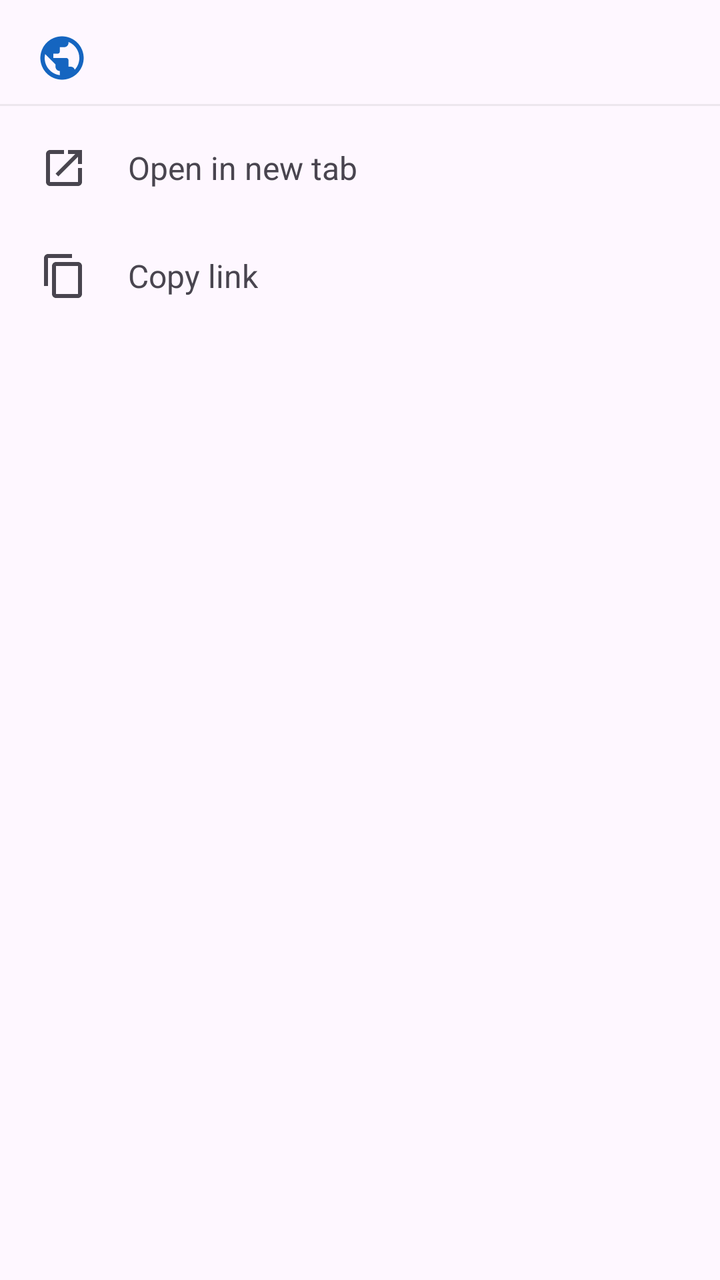
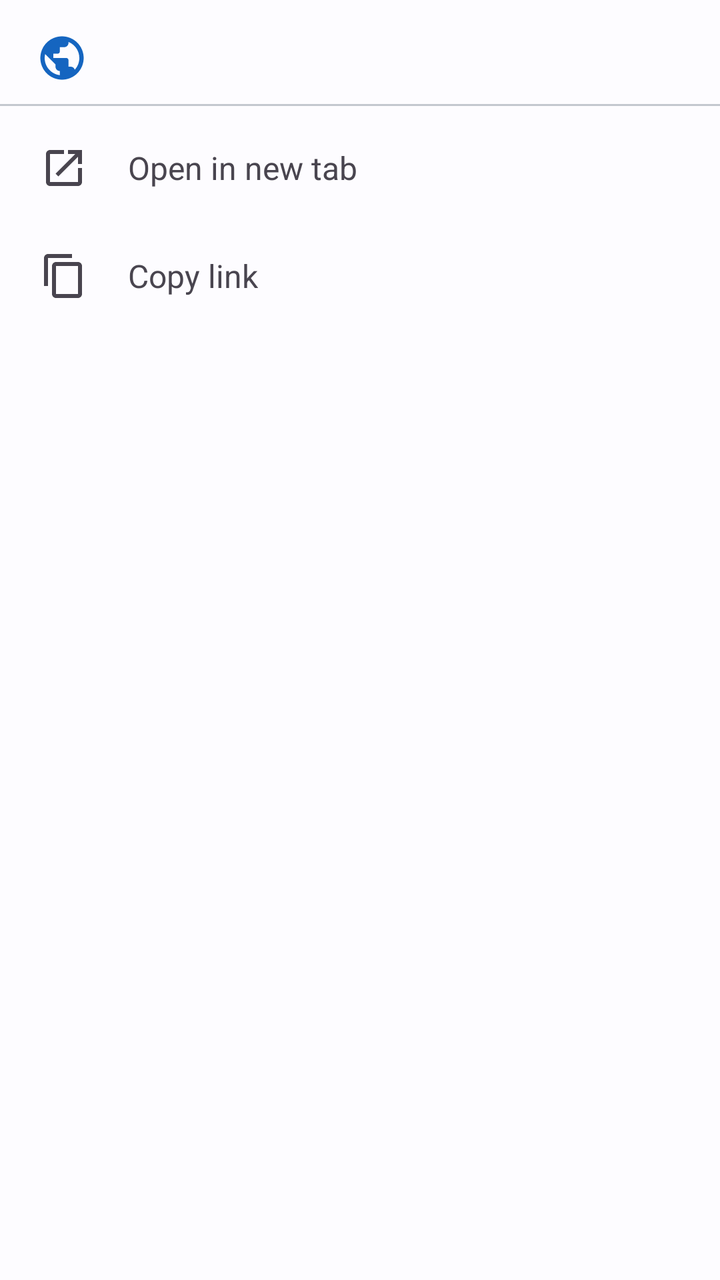

The first picture is an Android layout as it rendered before a commit; the second is the same layout after the commit. The layout source and the unified diff follow.
<!-- AndroidManifest.xml: application theme Theme.VideoDownloader -->
<!-- res/layout/sheet_link.xml -->
<?xml version="1.0" encoding="utf-8"?>
<LinearLayout xmlns:android="http://schemas.android.com/apk/res/android"
    xmlns:app="http://schemas.android.com/apk/res-auto"
    android:layout_width="match_parent"
    android:layout_height="wrap_content"
    android:orientation="vertical"
    android:paddingTop="16dp"
    android:paddingBottom="8dp">

    
    <LinearLayout
        android:layout_width="match_parent"
        android:layout_height="wrap_content"
        android:orientation="horizontal"
        android:gravity="center_vertical"
        android:paddingHorizontal="18dp"
        android:paddingBottom="10dp">

        <ImageView
            android:layout_width="26dp"
            android:layout_height="26dp"
            android:layout_marginEnd="10dp"
            android:contentDescription="@string/open_in_new_tab"
            android:src="@drawable/ic_public"
            app:tint="@color/brand_primary" />

        <TextView
            android:id="@+id/linkUrl"
            android:layout_width="0dp"
            android:layout_height="wrap_content"
            android:layout_weight="1"
            android:ellipsize="middle"
            android:maxLines="2"
            android:textColor="@color/brand_primary"
            android:textSize="14sp"
            android:textStyle="bold" />
    </LinearLayout>

    <View
        android:layout_width="match_parent"
        android:layout_height="1dp"
        android:layout_marginBottom="4dp"
        android:background="#22808080" />

    <LinearLayout
        android:id="@+id/linkOpenNewTab"
        android:layout_width="match_parent"
        android:layout_height="wrap_content"
        android:orientation="horizontal"
        android:gravity="center_vertical"
        android:background="?attr/selectableItemBackground"
        android:paddingHorizontal="20dp"
        android:paddingVertical="15dp">

        <ImageView
            android:layout_width="24dp"
            android:layout_height="24dp"
            android:layout_marginEnd="20dp"
            android:contentDescription="@string/open_in_new_tab"
            android:src="@drawable/ic_open_in_new" />

        <TextView
            android:layout_width="wrap_content"
            android:layout_height="wrap_content"
            android:text="@string/open_in_new_tab"
            android:textSize="16sp" />
    </LinearLayout>

    <LinearLayout
        android:id="@+id/linkCopy"
        android:layout_width="match_parent"
        android:layout_height="wrap_content"
        android:orientation="horizontal"
        android:gravity="center_vertical"
        android:background="?attr/selectableItemBackground"
        android:paddingHorizontal="20dp"
        android:paddingVertical="15dp">

        <ImageView
            android:layout_width="24dp"
            android:layout_height="24dp"
            android:layout_marginEnd="20dp"
            android:contentDescription="@string/copy_link"
            android:src="@drawable/ic_content_copy" />

        <TextView
            android:layout_width="wrap_content"
            android:layout_height="wrap_content"
            android:text="@string/copy_link"
            android:textSize="16sp" />
    </LinearLayout>
</LinearLayout>
<!-- resources referenced by this layout -->
<resources>
  <color name="brand_primary">#1565C0</color>
  <style name="Theme.VideoDownloader" parent="Theme.Material3.DayNight.NoActionBar">
          <item name="colorPrimary">@color/brand_primary</item>
          <item name="colorPrimaryDark">@color/brand_primary_dark</item>
      </style>
  <color name="brand_primary_dark">#0D47A1</color>
  <!-- unchanged entries left out for length: 5 -->
</resources>

<!-- the commit's change to res/layout/sheet_link.xml (unified diff, before → after) -->
@@ -22,7 +22,7 @@
             android:layout_marginEnd="10dp"
             android:contentDescription="@string/open_in_new_tab"
             android:src="@drawable/ic_public"
-            app:tint="@color/brand_primary" />
+            app:tint="?attr/colorPrimary" />
 
         <TextView
             android:id="@+id/linkUrl"
@@ -31,7 +31,7 @@
             android:layout_weight="1"
             android:ellipsize="middle"
             android:maxLines="2"
-            android:textColor="@color/brand_primary"
+            android:textColor="?attr/colorPrimary"
             android:textSize="14sp"
             android:textStyle="bold" />
     </LinearLayout>
@@ -40,7 +40,7 @@
         android:layout_width="match_parent"
         android:layout_height="1dp"
         android:layout_marginBottom="4dp"
-        android:background="#22808080" />
+        android:background="?attr/colorOutlineVariant" />
 
     <LinearLayout
         android:id="@+id/linkOpenNewTab"
<!-- resource entries referenced after the edit -->
@@ -1,11 +1,72 @@
 <!-- resources referenced by this layout -->
 <resources>
-  <color name="brand_primary">#1565C0</color>
   <style name="Theme.VideoDownloader" parent="Theme.Material3.DayNight.NoActionBar">
-          <item name="colorPrimary">@color/brand_primary</item>
-          <item name="colorPrimaryDark">@color/brand_primary_dark</item>
+          <item name="colorPrimary">@color/md_primary</item>
+          <item name="colorOnPrimary">@color/md_on_primary</item>
+          <item name="colorPrimaryContainer">@color/md_primary_container</item>
+          <item name="colorOnPrimaryContainer">@color/md_on_primary_container</item>
+          <item name="colorSecondary">@color/md_secondary</item>
+          <item name="colorOnSecondary">@color/md_on_secondary</item>
+          <item name="colorSecondaryContainer">@color/md_secondary_container</item>
+          <item name="colorOnSecondaryContainer">@color/md_on_secondary_container</item>
+          <item name="colorTertiary">@color/md_tertiary</item>
+          <item name="colorOnTertiary">@color/md_on_tertiary</item>
+          <item name="colorTertiaryContainer">@color/md_tertiary_container</item>
+          <item name="colorOnTertiaryContainer">@color/md_on_tertiary_container</item>
+          <item name="colorError">@color/md_error</item>
+          <item name="colorOnError">@color/md_on_error</item>
+          <item name="colorErrorContainer">@color/md_error_container</item>
+          <item name="colorOnErrorContainer">@color/md_on_error_container</item>
+          <item name="android:colorBackground">@color/md_background</item>
+          <item name="colorOnBackground">@color/md_on_background</item>
+          <item name="colorSurface">@color/md_surface</item>
+          <item name="colorOnSurface">@color/md_on_surface</item>
+          <item name="colorSurfaceVariant">@color/md_surface_variant</item>
+          <item name="colorOnSurfaceVariant">@color/md_on_surface_variant</item>
+          <item name="colorOutline">@color/md_outline</item>
+          <item name="colorOutlineVariant">@color/md_outline_variant</item>
+          <item name="colorSurfaceContainerLowest">@color/md_surface_container_lowest</item>
+          <item name="colorSurfaceContainerLow">@color/md_surface_container_low</item>
+          <item name="colorSurfaceContainer">@color/md_surface_container</item>
+          <item name="colorSurfaceContainerHigh">@color/md_surface_container_high</item>
+          <item name="colorSurfaceContainerHighest">@color/md_surface_container_highest</item>
+          <item name="colorSurfaceInverse">@color/md_inverse_surface</item>
+          <item name="colorOnSurfaceInverse">@color/md_inverse_on_surface</item>
+          <item name="colorPrimaryInverse">@color/md_inverse_primary</item>
+          <item name="colorPrimaryDark">@color/md_primary</item>
       </style>
-  <color name="brand_primary_dark">#0D47A1</color>
+  <color name="md_primary">#1565C0</color>
+  <color name="md_on_primary">#FFFFFF</color>
+  <color name="md_primary_container">#D3E3FD</color>
+  <color name="md_on_primary_container">#001B3D</color>
+  <color name="md_secondary">#545F71</color>
+  <color name="md_on_secondary">#FFFFFF</color>
+  <color name="md_secondary_container">#D8E3F8</color>
+  <color name="md_on_secondary_container">#111C2B</color>
+  <color name="md_tertiary">#6C5677</color>
+  <color name="md_on_tertiary">#FFFFFF</color>
+  <color name="md_tertiary_container">#F4D9FF</color>
+  <color name="md_on_tertiary_container">#251431</color>
+  <color name="md_error">#BA1A1A</color>
+  <color name="md_on_error">#FFFFFF</color>
+  <color name="md_error_container">#FFDAD6</color>
+  <color name="md_on_error_container">#410002</color>
+  <color name="md_background">#FDFCFF</color>
+  <color name="md_on_background">#1A1C1E</color>
+  <color name="md_surface">#FDFCFF</color>
+  <color name="md_on_surface">#1A1C1E</color>
+  <color name="md_surface_variant">#DFE2EB</color>
+  <color name="md_on_surface_variant">#43474E</color>
+  <color name="md_outline">#73777F</color>
+  <color name="md_outline_variant">#C3C7CF</color>
+  <color name="md_surface_container_lowest">#FFFFFF</color>
+  <color name="md_surface_container_low">#F7F7FA</color>
+  <color name="md_surface_container">#F1F1F4</color>
+  <color name="md_surface_container_high">#EBECEF</color>
+  <color name="md_surface_container_highest">#E5E6E9</color>
+  <color name="md_inverse_surface">#2F3033</color>
+  <color name="md_inverse_on_surface">#F1F0F4</color>
+  <color name="md_inverse_primary">#A7C8FF</color>
   <!-- unchanged entries left out for length: 5 -->
 </resources>
 
